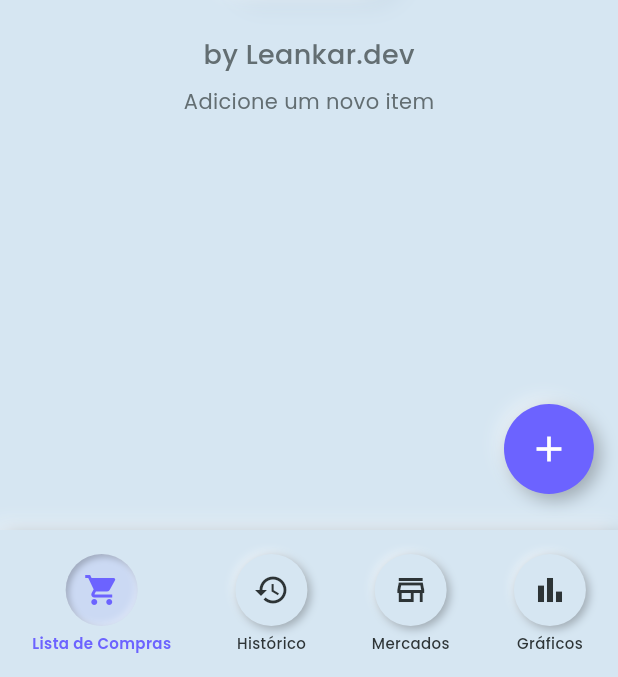
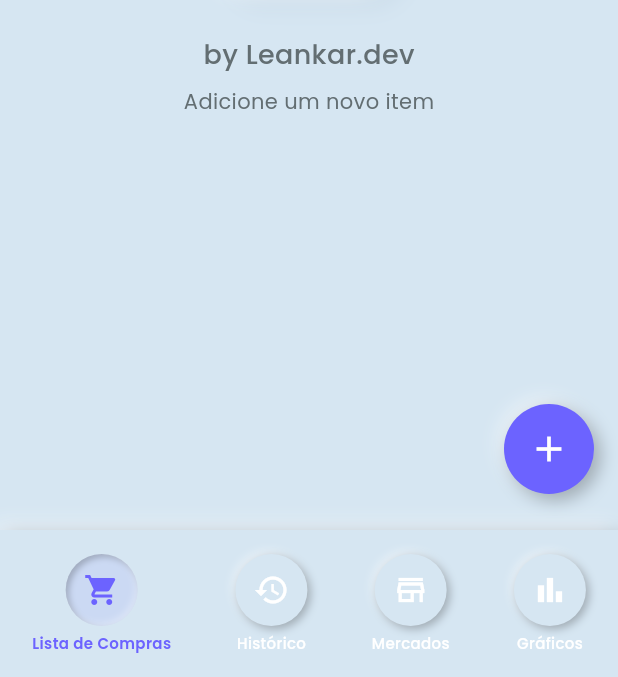
Before and after one commit to Leankar-dev/lista_da_casa3, a Flutter app: the screen it shows after launch, on a phone screen of 412 x 824 dp, the part 559-1236 px from its top. Run offline on Flutter 3.47's test engine with Material 3 defaults, Android fonts, the light colour scheme and no system bars; our stand-ins replace cloud_firestore, drift, equatable, firebase_auth, firebase_core, fl_chart and 4 more; accounts and stored records are empty; generated files the repository leaves out were written again.

Commit message:
alteraçao cor botao NeumorphicBottomNav

```diff
--- a/lib/presentation/widgets/common/neumorphic_bottom_nav.dart
+++ b/lib/presentation/widgets/common/neumorphic_bottom_nav.dart
@@ -94,7 +94,7 @@
               child: Icon(
                 isSelected ? selectedIcon : icon,
                 size: 24,
-                color: isSelected ? AppColors.primary : AppColors.textPrimary,
+                color: isSelected ? AppColors.primary : AppColors.textLight,
               ),
             ),
             const SizedBox(height: 4),
@@ -103,7 +103,7 @@
               style: TextStyle(
                 fontSize: 10,
                 fontWeight: isSelected ? FontWeight.w600 : FontWeight.w500,
-                color: isSelected ? AppColors.primary : AppColors.textPrimary,
+                color: isSelected ? AppColors.primary : AppColors.textLight,
               ),
             ),
           ],
```
